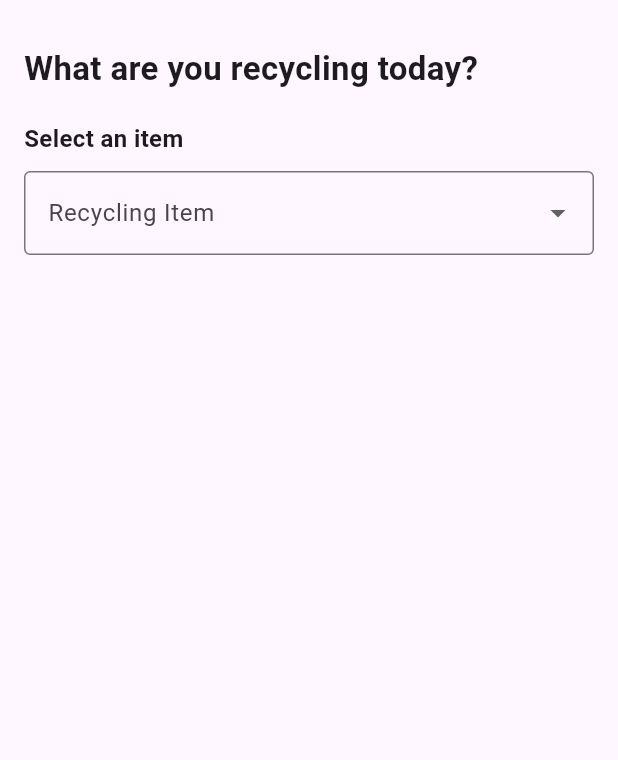
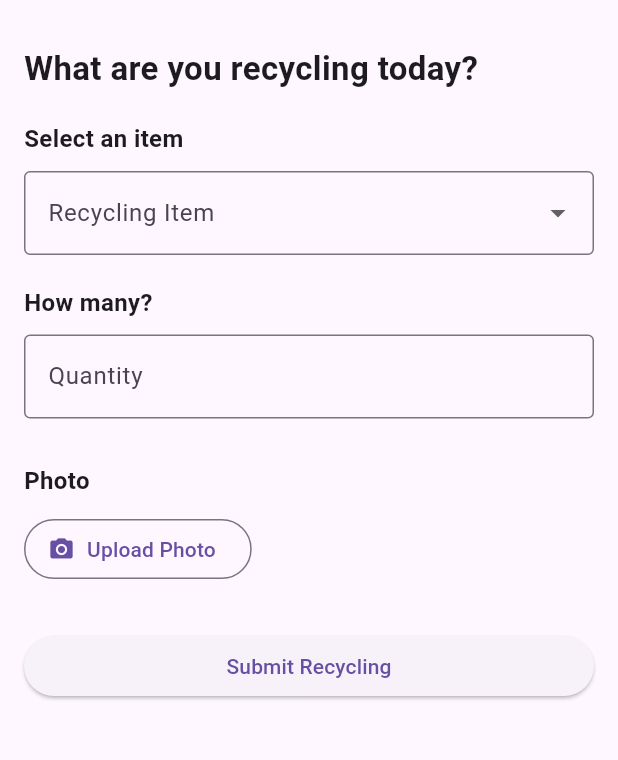
Before and after one commit to Nia-may/RecycleGo_App, a Flutter app: the RecylingPage screen opened directly, on a phone screen of 412 x 824 dp, the part 63-823 px from its top. Run offline on Flutter 3.47's test engine with Material 3 defaults, Android fonts, the phone set to English and light mode, and no system bars.

Commit message:
Add recyling point calc

```diff
--- a/lib/main.dart
+++ b/lib/main.dart
@@ -169,8 +169,41 @@ class HomePage extends StatelessWidget {
   }
 }
 
-class RecylingPage extends StatelessWidget {
+class RecylingPage extends StatefulWidget {
   const RecylingPage({super.key});
+
+  @override
+  State<RecylingPage> createState() => _RecylingPageState();
+}
+
+class _RecylingPageState extends State<RecylingPage> {
+
+  String? selectedItem;
+
+  int calculatePoints(){
+    int pointsPerItem = 0;
+
+  if (selectedItem == 'Plastic'){
+    pointsPerItem = 5;
+  }else if (selectedItem == 'Paper'){
+    pointsPerItem = 2;
+  }else if (selectedItem == 'Glass'){
+    pointsPerItem = 4;
+  }else if (selectedItem == 'Metal'){
+    pointsPerItem = 8;
+  }
+
+  int quantity = int.tryParse(quantityController.text) ?? 0;
+  return pointsPerItem * quantity;
+  }
+
+  final TextEditingController quantityController = TextEditingController();
+
+  @override
+  void dispose() {
+    quantityController.dispose();
+    super.dispose();
+  }
 
   @override
   Widget build(BuildContext context) {
@@ -178,7 +211,7 @@ class RecylingPage extends StatelessWidget {
       appBar: AppBar(
         title: const Text('Recycle Something'),
       ),
-      body: Padding(
+      body: SingleChildScrollView(
         padding: const EdgeInsets.all(16.0),
         child: Column(
           crossAxisAlignment: CrossAxisAlignment.start,
@@ -209,9 +242,82 @@ class RecylingPage extends StatelessWidget {
                 DropdownMenuItem(value: 'Metal', child: Text('Metal'),),
               ],
               onChanged: (value) {
-                print(value);
+                setState(() {
+                  selectedItem = value;
+                });
               },
             ),
+             const SizedBox(height: 20),
+
+             const Text(
+              'How many?',
+              style: TextStyle(fontSize: 16, fontWeight: FontWeight.bold,),
+             ),
+
+             const SizedBox(height: 10),
+
+            TextField(
+              keyboardType: TextInputType.number,
+              decoration: const InputDecoration(
+                border: OutlineInputBorder(),
+                labelText: 'Quantity',
+                hintText: 'e.g. 2',),
+              controller: quantityController,
+            ),
+
+              const SizedBox(height: 30),
+
+              const Text(
+                'Photo',
+                style:TextStyle(fontSize: 16, fontWeight: FontWeight.bold,),
+              ),
+
+              const SizedBox(height: 10),
+
+              OutlinedButton.icon(
+                onPressed: () {
+                  print('Choose photo');
+                },
+                icon: const Icon(Icons.camera_alt),
+                label: const Text('Upload Photo'),
+              ),
+
+              const SizedBox(height: 30),
+
+              SizedBox(
+                width: double.infinity,
+                child: ElevatedButton(
+                  onPressed: () {
+                    if (selectedItem == null || quantityController.text.isEmpty) {
+                      ScaffoldMessenger.of(context).showSnackBar(
+                        const SnackBar(content: Text('Please select an item and enter a quantity.')),
+                      );
+                      return;
+                    }
+                    int points=calculatePoints();
+
+                    showDialog(
+                      context: context,
+                      builder: (context) {
+                        return AlertDialog(
+                          title: const Text('♻️ Recycling Submitted!'),
+                          content: Text('You have recycled ${quantityController.text} ${selectedItem!.toLowerCase()} item(s).\n\n'
+                          '🎉 You earned $points points!',),
+                          actions: [
+                            TextButton(
+                              onPressed: () {
+                                Navigator.pop(context);
+                              },
+                              child: const Text('OK'),
+                            ),
+                          ],
+                        );
+                      }
+                    );
+                  },
+                  child: const Text('Submit Recycling'),
+                ),
+              ),
           ],
         ),
       ),
```
